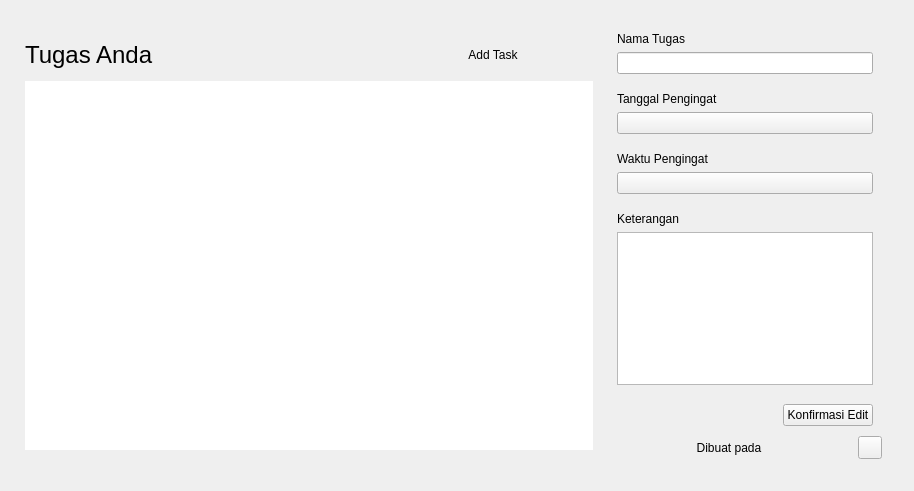
Before: the Qt Designer form main.ui in onmail12/tubes-alpro, drawn with Qt 5.
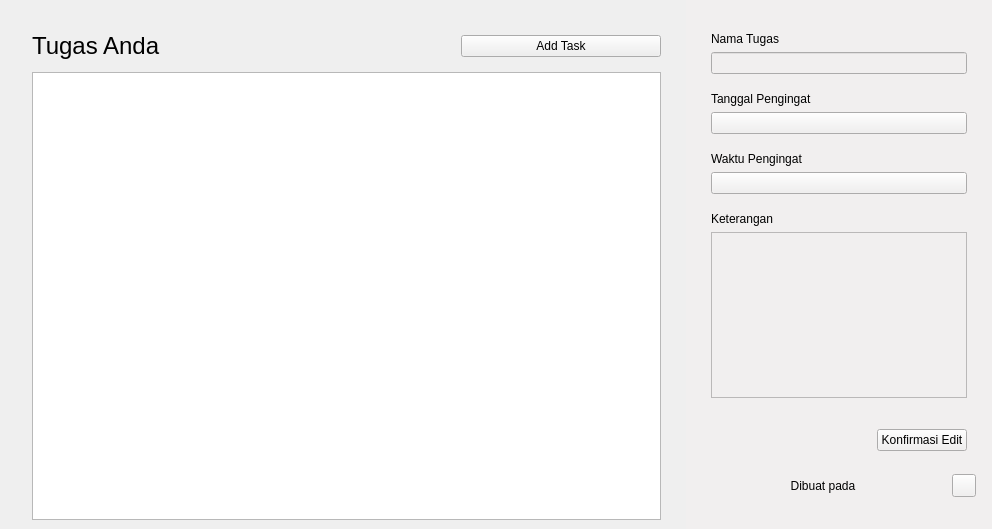
After: the same form once the commit is applied. Custom widgets are drawn as their Qt base class.

The edit to the form file:
```diff
--- a/main.ui
+++ b/main.ui
@@ -6,32 +6,44 @@
    <rect>
     <x>0</x>
     <y>0</y>
-    <width>914</width>
-    <height>491</height>
+    <width>992</width>
+    <height>529</height>
    </rect>
   </property>
   <property name="windowTitle">
    <string>Pencatat Tugas</string>
   </property>
   <layout class="QHBoxLayout" name="horizontalLayout_3" stretch="1,0">
-   <property name="leftMargin">
+   <property name="spacing">
     <number>16</number>
    </property>
+   <property name="leftMargin">
+    <number>0</number>
+   </property>
    <property name="topMargin">
-    <number>32</number>
+    <number>0</number>
    </property>
    <property name="rightMargin">
-    <number>32</number>
+    <number>0</number>
    </property>
    <property name="bottomMargin">
-    <number>32</number>
+    <number>0</number>
    </property>
    <item>
     <widget class="QWidget" name="widget_left" native="true">
+     <property name="autoFillBackground">
+      <bool>false</bool>
+     </property>
      <property name="styleSheet">
-      <string notr="true">border-radius: 8px</string>
+      <string notr="true"/>
      </property>
      <layout class="QVBoxLayout" name="verticalLayout_2">
+      <property name="leftMargin">
+       <number>32</number>
+      </property>
+      <property name="topMargin">
+       <number>32</number>
+      </property>
       <item>
        <widget class="QWidget" name="widget_top_left" native="true">
         <layout class="QHBoxLayout" name="horizontalLayout">
@@ -106,6 +118,9 @@
       </item>
       <item>
        <widget class="ListWidget" name="ListWidget">
+        <property name="lineWidth">
+         <number>5518</number>
+        </property>
         <property name="verticalScrollBarPolicy">
          <enum>Qt::ScrollBarAsNeeded</enum>
         </property>
@@ -119,7 +134,7 @@
          <set>QAbstractItemView::NoEditTriggers</set>
         </property>
         <property name="spacing">
-         <number>6</number>
+         <number>16</number>
         </property>
         <property name="itemAlignment">
          <set>Qt::AlignLeading</set>
@@ -138,23 +153,23 @@
       <bool>false</bool>
      </property>
      <property name="styleSheet">
-      <string notr="true"/>
+      <string notr="true">background: #F1EFEF</string>
      </property>
      <layout class="QVBoxLayout" name="verticalLayout_8">
       <property name="spacing">
        <number>0</number>
       </property>
       <property name="leftMargin">
-       <number>0</number>
+       <number>16</number>
       </property>
       <property name="topMargin">
-       <number>0</number>
+       <number>32</number>
       </property>
       <property name="rightMargin">
-       <number>0</number>
+       <number>16</number>
       </property>
       <property name="bottomMargin">
-       <number>0</number>
+       <number>32</number>
       </property>
       <item>
        <widget class="QWidget" name="widget_edit_title" native="true">
@@ -173,7 +188,11 @@
           </widget>
          </item>
          <item>
-          <widget class="LineEdit" name="edit_title"/>
+          <widget class="LineEdit" name="edit_title">
+           <property name="clearButtonEnabled">
+            <bool>true</bool>
+           </property>
+          </widget>
          </item>
         </layout>
        </widget>
```
